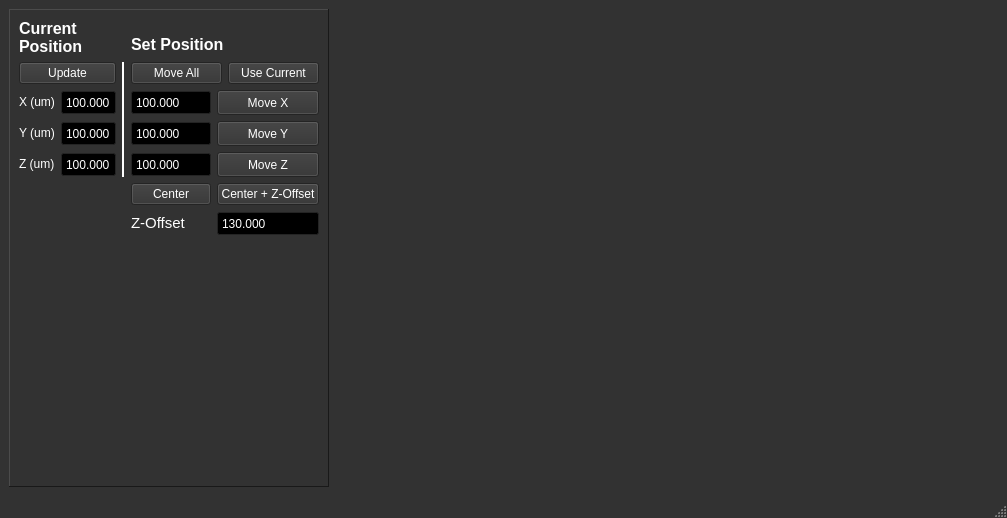
Qt form qt_designer/qt_demo_2_threads.ui (usnistgov/bcars_microscope) before a commit.
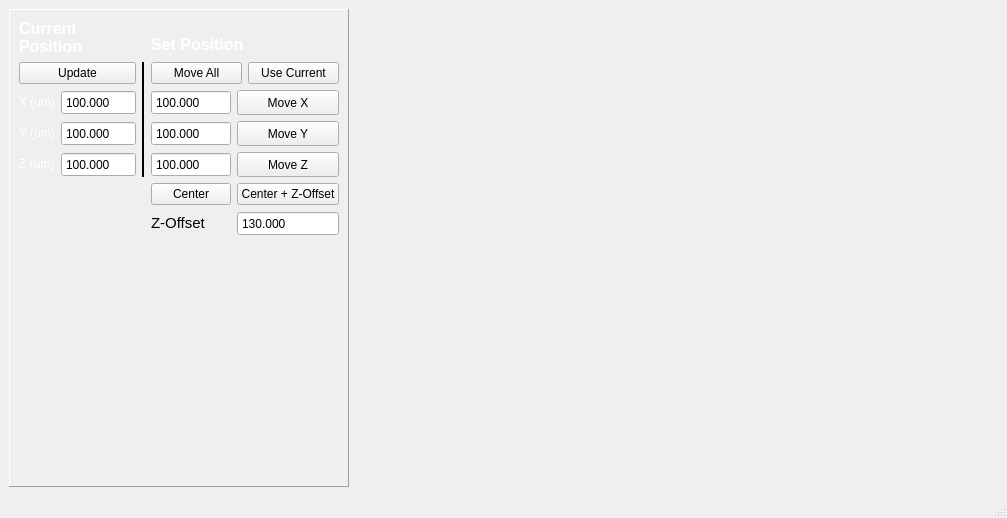
The same form after that commit.

What changed in the file:
```diff
--- a/qt_designer/qt_demo_2_threads.ui
+++ b/qt_designer/qt_demo_2_threads.ui
@@ -16,451 +16,12 @@
     <height>400</height>
    </size>
   </property>
-  <property name="palette">
-   <palette>
-    <active>
-     <colorrole role="WindowText">
-      <brush brushstyle="SolidPattern">
-       <color alpha="255">
-        <red>255</red>
-        <green>255</green>
-        <blue>255</blue>
-       </color>
-      </brush>
-     </colorrole>
-     <colorrole role="Button">
-      <brush brushstyle="SolidPattern">
-       <color alpha="255">
-        <red>50</red>
-        <green>50</green>
-        <blue>50</blue>
-       </color>
-      </brush>
-     </colorrole>
-     <colorrole role="Light">
-      <brush brushstyle="SolidPattern">
-       <color alpha="255">
-        <red>75</red>
-        <green>75</green>
-        <blue>75</blue>
-       </color>
-      </brush>
-     </colorrole>
-     <colorrole role="Midlight">
-      <brush brushstyle="SolidPattern">
-       <color alpha="255">
-        <red>62</red>
-        <green>62</green>
-        <blue>62</blue>
-       </color>
-      </brush>
-     </colorrole>
-     <colorrole role="Dark">
-      <brush brushstyle="SolidPattern">
-       <color alpha="255">
-        <red>25</red>
-        <green>25</green>
-        <blue>25</blue>
-       </color>
-      </brush>
-     </colorrole>
-     <colorrole role="Mid">
-      <brush brushstyle="SolidPattern">
-       <color alpha="255">
-        <red>33</red>
-        <green>33</green>
-        <blue>33</blue>
-       </color>
-      </brush>
-     </colorrole>
-     <colorrole role="Text">
-      <brush brushstyle="SolidPattern">
-       <color alpha="255">
-        <red>255</red>
-        <green>255</green>
-        <blue>255</blue>
-       </color>
-      </brush>
-     </colorrole>
-     <colorrole role="BrightText">
-      <brush brushstyle="SolidPattern">
-       <color alpha="255">
-        <red>255</red>
-        <green>255</green>
-        <blue>255</blue>
-       </color>
-      </brush>
-     </colorrole>
-     <colorrole role="ButtonText">
-      <brush brushstyle="SolidPattern">
-       <color alpha="255">
-        <red>255</red>
-        <green>255</green>
-        <blue>255</blue>
-       </color>
-      </brush>
-     </colorrole>
-     <colorrole role="Base">
-      <brush brushstyle="SolidPattern">
-       <color alpha="255">
-        <red>0</red>
-        <green>0</green>
-        <blue>0</blue>
-       </color>
-      </brush>
-     </colorrole>
-     <colorrole role="Window">
-      <brush brushstyle="SolidPattern">
-       <color alpha="255">
-        <red>50</red>
-        <green>50</green>
-        <blue>50</blue>
-       </color>
-      </brush>
-     </colorrole>
-     <colorrole role="Shadow">
-      <brush brushstyle="SolidPattern">
-       <color alpha="255">
-        <red>0</red>
-        <green>0</green>
-        <blue>0</blue>
-       </color>
-      </brush>
-     </colorrole>
-     <colorrole role="AlternateBase">
-      <brush brushstyle="SolidPattern">
-       <color alpha="255">
-        <red>25</red>
-        <green>25</green>
-        <blue>25</blue>
-       </color>
-      </brush>
-     </colorrole>
-     <colorrole role="ToolTipBase">
-      <brush brushstyle="SolidPattern">
-       <color alpha="255">
-        <red>255</red>
-        <green>255</green>
-        <blue>220</blue>
-       </color>
-      </brush>
-     </colorrole>
-     <colorrole role="ToolTipText">
-      <brush brushstyle="SolidPattern">
-       <color alpha="255">
-        <red>0</red>
-        <green>0</green>
-        <blue>0</blue>
-       </color>
-      </brush>
-     </colorrole>
-     <colorrole role="PlaceholderText">
-      <brush brushstyle="SolidPattern">
-       <color alpha="128">
-        <red>255</red>
-        <green>255</green>
-        <blue>255</blue>
-       </color>
-      </brush>
-     </colorrole>
-    </active>
-    <inactive>
-     <colorrole role="WindowText">
-      <brush brushstyle="SolidPattern">
-       <color alpha="255">
-        <red>255</red>
-        <green>255</green>
-        <blue>255</blue>
-       </color>
-      </brush>
-     </colorrole>
-     <colorrole role="Button">
-      <brush brushstyle="SolidPattern">
-       <color alpha="255">
-        <red>50</red>
-        <green>50</green>
-        <blue>50</blue>
-       </color>
-      </brush>
-     </colorrole>
-     <colorrole role="Light">
-      <brush brushstyle="SolidPattern">
-       <color alpha="255">
-        <red>75</red>
-        <green>75</green>
-        <blue>75</blue>
-       </color>
-      </brush>
-     </colorrole>
-     <colorrole role="Midlight">
-      <brush brushstyle="SolidPattern">
-       <color alpha="255">
-        <red>62</red>
-        <green>62</green>
-        <blue>62</blue>
-       </color>
-      </brush>
-     </colorrole>
-     <colorrole role="Dark">
-      <brush brushstyle="SolidPattern">
-       <color alpha="255">
-        <red>25</red>
-        <green>25</green>
-        <blue>25</blue>
-       </color>
-      </brush>
-     </colorrole>
-     <colorrole role="Mid">
-      <brush brushstyle="SolidPattern">
-       <color alpha="255">
-        <red>33</red>
-        <green>33</green>
-        <blue>33</blue>
-       </color>
-      </brush>
-     </colorrole>
-     <colorrole role="Text">
-      <brush brushstyle="SolidPattern">
-       <color alpha="255">
-        <red>255</red>
-        <green>255</green>
-        <blue>255</blue>
-       </color>
-      </brush>
-     </colorrole>
-     <colorrole role="BrightText">
-      <brush brushstyle="SolidPattern">
-       <color alpha="255">
-        <red>255</red>
-        <green>255</green>
-        <blue>255</blue>
-       </color>
-      </brush>
-     </colorrole>
-     <colorrole role="ButtonText">
-      <brush brushstyle="SolidPattern">
-       <color alpha="255">
-        <red>255</red>
-        <green>255</green>
-        <blue>255</blue>
-       </color>
-      </brush>
-     </colorrole>
-     <colorrole role="Base">
-      <brush brushstyle="SolidPattern">
-       <color alpha="255">
-        <red>0</red>
-        <green>0</green>
-        <blue>0</blue>
-       </color>
-      </brush>
-     </colorrole>
-     <colorrole role="Window">
-      <brush brushstyle="SolidPattern">
-       <color alpha="255">
-        <red>50</red>
-        <green>50</green>
-        <blue>50</blue>
-       </color>
-      </brush>
-     </colorrole>
-     <colorrole role="Shadow">
-      <brush brushstyle="SolidPattern">
-       <color alpha="255">
-        <red>0</red>
-        <green>0</green>
-        <blue>0</blue>
-       </color>
-      </brush>
-     </colorrole>
-     <colorrole role="AlternateBase">
-      <brush brushstyle="SolidPattern">
-       <color alpha="255">
-        <red>25</red>
-        <green>25</green>
-        <blue>25</blue>
-       </color>
-      </brush>
-     </colorrole>
-     <colorrole role="ToolTipBase">
-      <brush brushstyle="SolidPattern">
-       <color alpha="255">
-        <red>255</red>
-        <green>255</green>
-        <blue>220</blue>
-       </color>
-      </brush>
-     </colorrole>
-     <colorrole role="ToolTipText">
-      <brush brushstyle="SolidPattern">
-       <color alpha="255">
-        <red>0</red>
-        <green>0</green>
-        <blue>0</blue>
-       </color>
-      </brush>
-     </colorrole>
-     <colorrole role="PlaceholderText">
-      <brush brushstyle="SolidPattern">
-       <color alpha="128">
-        <red>255</red>
-        <green>255</green>
-        <blue>255</blue>
-       </color>
-      </brush>
-     </colorrole>
-    </inactive>
-    <disabled>
-     <colorrole role="WindowText">
-      <brush brushstyle="SolidPattern">
-       <color alpha="255">
-        <red>25</red>
-        <green>25</green>
-        <blue>25</blue>
-       </color>
-      </brush>
-     </colorrole>
-     <colorrole role="Button">
-      <brush brushstyle="SolidPattern">
-       <color alpha="255">
-        <red>50</red>
-        <green>50</green>
-        <blue>50</blue>
-       </color>
-      </brush>
-     </colorrole>
-     <colorrole role="Light">
-      <brush brushstyle="SolidPattern">
-       <color alpha="255">
-        <red>75</red>
-        <green>75</green>
-        <blue>75</blue>
-       </color>
-      </brush>
-     </colorrole>
-     <colorrole role="Midlight">
-      <brush brushstyle="SolidPattern">
-       <color alpha="255">
-        <red>62</red>
-        <green>62</green>
-        <blue>62</blue>
-       </color>
-      </brush>
-     </colorrole>
-     <colorrole role="Dark">
-      <brush brushstyle="SolidPattern">
-       <color alpha="255">
-        <red>25</red>
-        <green>25</green>
-        <blue>25</blue>
-       </color>
-      </brush>
-     </colorrole>
-     <colorrole role="Mid">
-      <brush brushstyle="SolidPattern">
-       <color alpha="255">
-        <red>33</red>
-        <green>33</green>
-        <blue>33</blue>
-       </color>
-      </brush>
-     </colorrole>
-     <colorrole role="Text">
-      <brush brushstyle="SolidPattern">
-       <color alpha="255">
-        <red>25</red>
-        <green>25</green>
-        <blue>25</blue>
-       </color>
-      </brush>
-     </colorrole>
-     <colorrole role="BrightText">
-      <brush brushstyle="SolidPattern">
-       <color alpha="255">
-        <red>255</red>
-        <green>255</green>
-        <blue>255</blue>
-       </color>
-      </brush>
-     </colorrole>
-     <colorrole role="ButtonText">
-      <brush brushstyle="SolidPattern">
-       <color alpha="255">
-        <red>25</red>
-        <green>25</green>
-        <blue>25</blue>
-       </color>
-      </brush>
-     </colorrole>
-     <colorrole role="Base">
-      <brush brushstyle="SolidPattern">
-       <color alpha="255">
-        <red>50</red>
-        <green>50</green>
-        <blue>50</blue>
-       </color>
-      </brush>
-     </colorrole>
-     <colorrole role="Window">
-      <brush brushstyle="SolidPattern">
-       <color alpha="255">
-        <red>50</red>
-        <green>50</green>
-        <blue>50</blue>
-       </color>
-      </brush>
-     </colorrole>
-     <colorrole role="Shadow">
-      <brush brushstyle="SolidPattern">
-       <color alpha="255">
-        <red>0</red>
-        <green>0</green>
-        <blue>0</blue>
-       </color>
-      </brush>
-     </colorrole>
-     <colorrole role="AlternateBase">
-      <brush brushstyle="SolidPattern">
-       <color alpha="255">
-        <red>50</red>
-        <green>50</green>
-        <blue>50</blue>
-       </color>
-      </brush>
-     </colorrole>
-     <colorrole role="ToolTipBase">
-      <brush brushstyle="SolidPattern">
-       <color alpha="255">
-        <red>255</red>
-        <green>255</green>
-        <blue>220</blue>
-       </color>
-      </brush>
-     </colorrole>
-     <colorrole role="ToolTipText">
-      <brush brushstyle="SolidPattern">
-       <color alpha="255">
-        <red>0</red>
-        <green>0</green>
-        <blue>0</blue>
-       </color>
-      </brush>
-     </colorrole>
-     <colorrole role="PlaceholderText">
-      <brush brushstyle="SolidPattern">
-       <color alpha="128">
-        <red>255</red>
-        <green>255</green>
-        <blue>255</blue>
-       </color>
-      </brush>
-     </colorrole>
-    </disabled>
-   </palette>
-  </property>
   <property name="windowTitle">
    <string>MainWindow</string>
   </property>
+  <property name="styleSheet">
+   <string notr="true"/>
+  </property>
   <widget class="QWidget" name="centralwidget">
    <layout class="QHBoxLayout" name="horizontalLayout">
     <item>
@@ -517,13 +78,13 @@
           <widget class="QDoubleSpinBox" name="spinBox_z_setpos">
            <property name="minimumSize">
             <size>
-             <width>50</width>
+             <width>75</width>
              <height>25</height>
             </size>
            </property>
            <property name="maximumSize">
             <size>
-             <width>150</width>
+             <width>200</width>
              <height>40</height>
             </size>
            </property>
@@ -554,13 +115,13 @@
           <widget class="QDoubleSpinBox" name="spinBox_x_setpos">
            <property name="minimumSize">
             <size>
-             <width>50</width>
+             <width>75</width>
              <height>25</height>
             </size>
            </property>
            <property name="maximumSize">
             <size>
-             <width>150</width>
+             <width>200</width>
              <height>40</height>
             </size>
            </property>
@@ -642,13 +203,13 @@
           <widget class="QDoubleSpinBox" name="spinBox_y_pos">
            <property name="minimumSize">
             <size>
-             <width>50</width>
+             <width>75</width>
              <height>25</height>
             </size>
            </property>
            <property name="maximumSize">
             <size>
-             <width>150</width>
+             <width>200</width>
              <height>40</height>
             </size>
            </property>
@@ -701,13 +262,13 @@
           <widget class="QDoubleSpinBox" name="spinBox_x_pos">
            <property name="minimumSize">
             <size>
-             <width>50</width>
+             <width>75</width>
              <height>25</height>
             </size>
            </property>
            <property name="maximumSize">
             <size>
-             <width>150</width>
+             <width>200</width>
              <height>40</height>
             </size>
            </property>
@@ -793,13 +354,13 @@
           <widget class="QDoubleSpinBox" name="spinBox_z_pos">
            <property name="minimumSize">
             <size>
-             <width>50</width>
+             <width>75</width>
              <height>25</height>
             </size>
            </property>
            <property name="maximumSize">
             <size>
-             <width>150</width>
+             <width>200</width>
              <height>40</height>
             </size>
            </property>
@@ -830,13 +391,13 @@
           <widget class="QDoubleSpinBox" name="spinBox_y_setpos">
            <property name="minimumSize">
             <size>
-             <width>50</width>
+             <width>75</width>
              <height>25</height>
             </size>
            </property>
            <property name="maximumSize">
             <size>
-             <width>150</width>
+             <width>200</width>
              <height>40</height>
             </size>
            </property>
```
